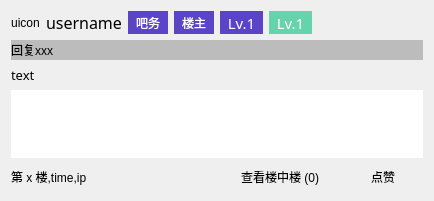
This is resf/comment_view.ui in clb-128258/TiebaDesktop as Qt 5 draws it before an edit. The edited form follows.
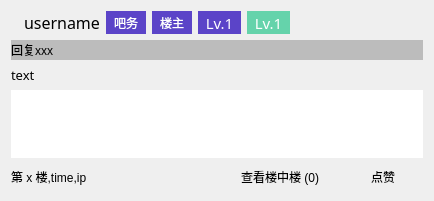
This is the edited form.

The edit to the form file:
```diff
--- a/resf/comment_view.ui
+++ b/resf/comment_view.ui
@@ -92,7 +92,7 @@
         <cursorShape>PointingHandCursor</cursorShape>
        </property>
        <property name="text">
-        <string>uicon</string>
+        <string/>
        </property>
        <property name="alignment">
         <set>Qt::AlignCenter</set>
```
